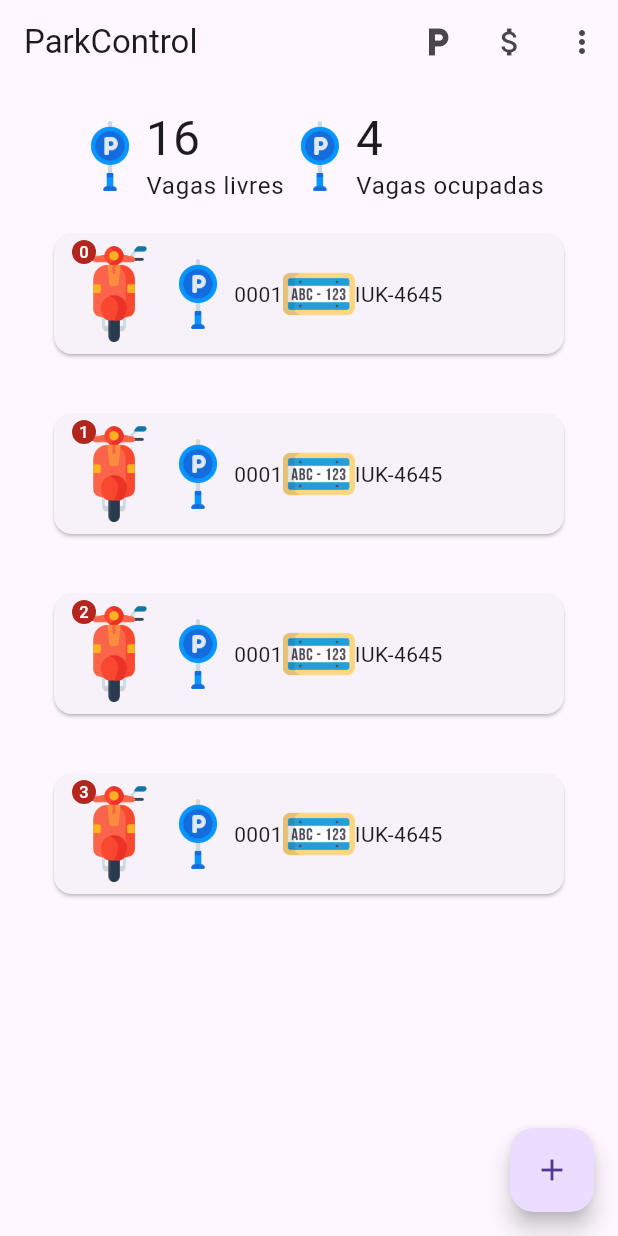
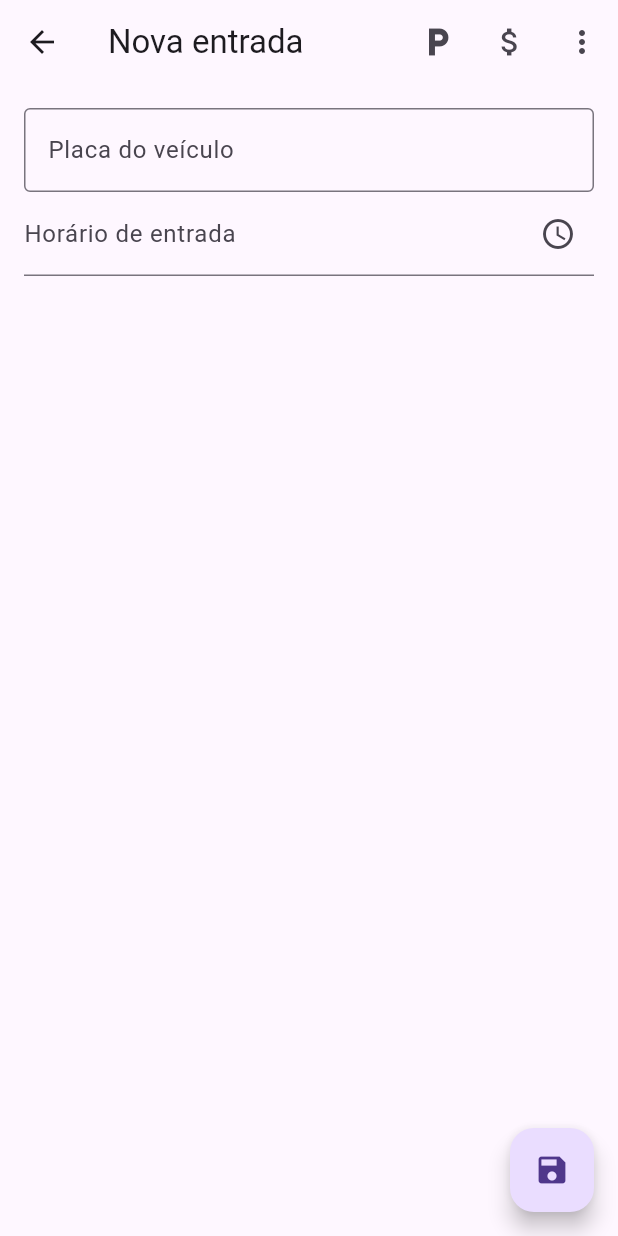
Before and after one commit to ProfessorAndersonChoren/appII_night_julio, a Flutter app: the screen it shows after launch, after a tap on the "add" icon, on a phone screen of 412 x 824 dp. Run offline on Flutter 3.47's test engine with Material 3 defaults, Android fonts, the phone set to English and light mode, and no system bars.

Commit message:
Projeto Parking - Tela de cadastro de tickets

```diff
--- a/parking/lib/main.dart
+++ b/parking/lib/main.dart
@@ -1,10 +1,15 @@
 import 'package:flutter/material.dart';
 import 'package:parking/screens/home/home.dart';
+import 'package:parking/screens/new_ticket/new_ticket.dart';
 
 void main() {
   runApp(
-    const MaterialApp(
-      home: Home(),
+    MaterialApp(
+      initialRoute: 'home',
+      routes: {
+        'home': (context) => const Home(),
+        'new_ticket': (context) => const NewTicket(),
+      },
       debugShowCheckedModeBanner: false,
     ),
   );
--- a/parking/lib/screens/home/components/ticket_card.dart
+++ b/parking/lib/screens/home/components/ticket_card.dart
@@ -16,8 +16,12 @@ class TicketCard extends StatelessWidget {
       padding: const EdgeInsets.all(16),
       child: Card(
         child: Padding(
-          padding: const EdgeInsets.all(8),
+          padding: const EdgeInsets.symmetric(
+            vertical: 16,
+            horizontal: 8,
+          ),
           child: Row(
+            mainAxisAlignment: MainAxisAlignment.spaceBetween,
             children: [
               Badge(
                 label: Text(index.toString()),
@@ -27,18 +31,31 @@ class TicketCard extends StatelessWidget {
                   width: 64,
                 ),
               ),
+              Row(
+                children: [
                   Image.asset(
                     'assets/images/parking.png',
                     width: 48,
                   ),
                   Text(
                     ticket.vacancy.toString(),
+                    style: Theme.of(context).textTheme.titleLarge,
                   ),
+                ],
+              ),
+              Row(
+                children: [
                   Image.asset(
                     'assets/images/plate.png',
                     width: 48,
                   ),
-              Text(ticket.vehicle.licensePlate),
+                  const SizedBox(width: 8),
+                  Text(
+                    ticket.vehicle.licensePlate,
+                    style: Theme.of(context).textTheme.labelLarge,
+                  ),
+                ],
+              ),
             ],
           ),
         ),
--- a/parking/lib/screens/home/home.dart
+++ b/parking/lib/screens/home/home.dart
@@ -33,7 +33,9 @@ class Home extends StatelessWidget {
     return Scaffold(
       appBar: customAppBar('ParkControl'),
       floatingActionButton: FloatingActionButton(
-        onPressed: () {},
+        onPressed: () {
+          Navigator.pushNamed(context, 'new_ticket');
+        },
         tooltip: 'Registrar uma novo ticket',
         child: const Icon(Icons.add),
       ),
--- /dev/null
+++ b/parking/lib/screens/new_ticket/new_ticket.dart
@@ -0,0 +1,50 @@
+import 'package:flutter/material.dart';
+import 'package:parking/screens/shared/custom_appbar.dart';
+
+class NewTicket extends StatefulWidget {
+  const NewTicket({super.key});
+
+  @override
+  State<NewTicket> createState() => _NewTicketState();
+}
+
+class _NewTicketState extends State<NewTicket> {
+  @override
+  Widget build(BuildContext context) {
+    return Scaffold(
+      appBar: customAppBar('Nova entrada'),
+      floatingActionButton: FloatingActionButton(
+        onPressed: () {},
+        child: const Icon(Icons.save),
+      ),
+      body: Padding(
+        padding: const EdgeInsets.all(16),
+        child: Form(
+          // TODO Criar a chave do form
+          child: Column(
+            children: [
+              TextFormField(
+                decoration: const InputDecoration(
+                  label: Text('Placa do veículo'),
+                  border: OutlineInputBorder(),
+                ),
+              ),
+              // TODO Fazer os "selects"
+              TextField(
+                decoration: InputDecoration(
+                  label: const Text('Horário de entrada'),
+                  suffixIcon: IconButton(
+                    icon: const Icon(
+                      Icons.schedule,
+                    ),
+                    onPressed: () {},
+                  ),
+                ),
+              )
+            ],
+          ),
+        ),
+      ),
+    );
+  }
+}
```
Lines whose indentation alone changed are shown as unchanged.
